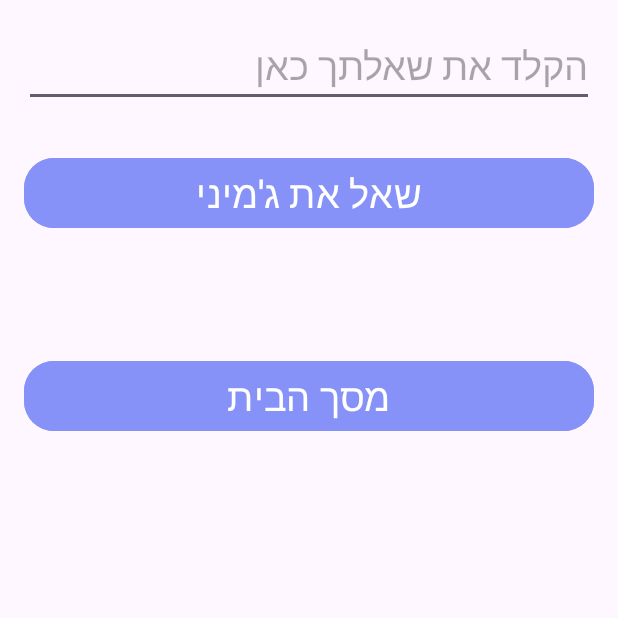
After one commit to Leo20072/ProjectForEx, an Android app: the AiActivity screen opened directly, with no data from a screen before it, on a phone screen of 412 x 824 dp, the top half of it. The commit adds this screen. Run offline under Robolectric (Android 15) with nearby library versions, the phone set to English and light mode, and no system bars.

Commit message:
ver. 6 - 03/11/2025

```diff
--- a/app/build.gradle.kts
+++ b/app/build.gradle.kts
@@ -43,6 +43,7 @@ dependencies {
     implementation(libs.firebase.auth)
     implementation(libs.firebase.database)
     implementation(libs.firebase.storage)
+    implementation(libs.generativeai)
     testImplementation(libs.junit)
     androidTestImplementation(libs.ext.junit)
     androidTestImplementation(libs.espresso.core)
--- a/app/src/main/AndroidManifest.xml
+++ b/app/src/main/AndroidManifest.xml
@@ -11,6 +11,9 @@
         android:roundIcon="@mipmap/ic_launcher_round"
         android:supportsRtl="true"
         android:theme="@style/Theme.Login_and_Signup_new">
+        <activity
+            android:name=".AiActivity"
+            android:exported="false" />
         <activity
             android:name=".CustomDialogEdit"
             android:exported="false" />
--- /dev/null
+++ b/app/src/main/java/com/example/login_and_signup_new/AiActivity.java
@@ -0,0 +1,92 @@
+package com.example.login_and_signup_new;
+
+import android.os.Bundle;
+import android.util.Log;
+import android.view.View;
+import android.widget.Button;
+import android.widget.EditText;
+import android.widget.TextView;
+import android.widget.Toast;
+
+import androidx.activity.EdgeToEdge;
+import androidx.appcompat.app.AppCompatActivity;
+import androidx.core.graphics.Insets;
+import androidx.core.view.ViewCompat;
+import androidx.core.view.WindowInsetsCompat;
+
+import com.example.login_and_signup_new.gemini.GeminiCallback;
+import com.example.login_and_signup_new.gemini.GeminiManager;
+
+public class AiActivity extends AppCompatActivity {
+
+    String TAG = "MainActivity";
+    private EditText etQuestion;
+    private Button btnAsk, btnHome;
+    private TextView tvAnswer;
+    @Override
+    protected void onCreate(Bundle savedInstanceState) {
+        super.onCreate(savedInstanceState);
+        setContentView(R.layout.activity_ai);
+        etQuestion = findViewById(R.id.etQuestion);
+        tvAnswer = findViewById(R.id.tvAnswer);
+        btnAsk = findViewById(R.id.btnAsk);
+        btnAsk.setOnClickListener(new View.OnClickListener() {
+            @Override
+            public void onClick(View v) {
+
+                btnHome = findViewById(R.id.btnHome);
+                btnHome.setOnClickListener(new View.OnClickListener() {
+                    @Override
+                    public void onClick(View view) {
+                        finish();
+                    }
+                });
+
+                String q = etQuestion.getText().toString();
+                if(q.equals(""))
+                    q = "מה הספר הכי נפוץ בישראל";
+
+                String prompt = q + "תשובה עד 50 מילים";
+                //String prompt = "What is the capital of France?";
+                GeminiManager.getInstance().sendMessage(prompt, new GeminiCallback() {
+                    @Override
+                    public void onSuccess(String response) {
+                        runOnUiThread(() ->
+                                {
+                                    tvAnswer.setText(response);
+                                }
+                        );
+                    }
+
+/*                    @Override
+                    public void onError(Throwable e) {
+                        //runOnUiThread(() ->System.out.println("שגיאה: " + e.getMessage()));
+                        runOnUiThread(() ->Log.e(TAG, "שגיאה: " + e.getMessage()));
+                        //Toast.makeText(MainActivity.this, "שגיאה: " + e.getMessage(), Toast.LENGTH_SHORT).show();
+
+
+                    }*/
+
+                    @Override
+                    public void onError(Throwable e) {
+                        Log.e(TAG, "Gemini error", e); // prints full stack trace, not just message
+                        Toast.makeText(AiActivity.this,
+                                "Error: " + e.getClass().getName() + " / " + e.getMessage(),
+                                Toast.LENGTH_LONG).show();
+                    }
+
+
+                    @Override
+                    public void onError(Exception e) {
+                        //runOnUiThread(() -> System.out.println("שגיאה: " + e.getMessage()));
+                        runOnUiThread(() ->Log.e(TAG, "שגיאה: " + e.getMessage()));
+
+                        //Toast.makeText(MainActivity.this, "שגיאה: " + e.getMessage(), Toast.LENGTH_SHORT).show();
+
+                    }
+                });
+            }
+        });
+    }
+
+}
--- a/app/src/main/java/com/example/login_and_signup_new/CustomDialogEdit.java
+++ b/app/src/main/java/com/example/login_and_signup_new/CustomDialogEdit.java
@@ -27,7 +27,7 @@ public class CustomDialogEdit extends Dialog implements View.OnClickListener {
 
         this.btnAdd1CurrentPagesCount = findViewById(R.id.btnAdd1CurrentPagesCount);
         this.btnAdd10CurrentPagesCount = findViewById(R.id.btnAdd10CurrentPagesCount);
-        this.btnsave = findViewById(R.id.btnsave);
+        // this.btnsave = findViewById(R.id.btnsave);
         btnAdd1CurrentPagesCount.setOnClickListener(this);
         btnAdd10CurrentPagesCount.setOnClickListener(this);
         btnsave.setOnClickListener(this);
--- a/app/src/main/java/com/example/login_and_signup_new/ListOfBooks.java
+++ b/app/src/main/java/com/example/login_and_signup_new/ListOfBooks.java
@@ -134,7 +134,7 @@ public class ListOfBooks extends AppCompatActivity {
 
     private void showEditBookDialog(String bookKey, Book bookToEdit) {
         AlertDialog.Builder builder = new AlertDialog.Builder(this);
-        builder.setTitle("עריכת פרטי ספר");
+        //builder.setTitle("עריכת פרטי ספר");
 
         LayoutInflater inflater = getLayoutInflater();
         View dialogView = inflater.inflate(R.layout.custom_dialog_edit, null);
--- /dev/null
+++ b/app/src/main/java/com/example/login_and_signup_new/gemini/GeminiCallback.java
@@ -0,0 +1,8 @@
+package com.example.login_and_signup_new.gemini;
+
+public interface GeminiCallback {
+    public void onSuccess(String result);
+    public void onError(Throwable error);
+
+    void onError(Exception e);
+}
--- /dev/null
+++ b/app/src/main/res/layout/activity_ai.xml
@@ -0,0 +1,44 @@
+<?xml version="1.0" encoding="utf-8"?>
+<LinearLayout xmlns:android="http://schemas.android.com/apk/res/android"
+    android:layout_width="match_parent"
+    android:layout_height="match_parent"
+    xmlns:app="http://schemas.android.com/apk/res-auto"
+    android:orientation="vertical"
+    android:padding="16dp">
+
+    <EditText
+        android:id="@+id/etQuestion"
+        android:layout_width="match_parent"
+        android:layout_height="wrap_content"
+        android:textSize="25sp"
+        android:hint="הקלד את שאלתך כאן" />
+
+    <Button
+        android:id="@+id/btnAsk"
+        android:layout_width="match_parent"
+        android:layout_height="wrap_content"
+        android:textSize="25sp"
+        android:text="שאל את ג'מיני"
+        android:layout_marginTop="30dp"
+        android:backgroundTint="@color/lavender"
+        app:cornerRadius = "20dp"/>
+
+    <TextView
+        android:id="@+id/tvAnswer"
+        android:layout_width="match_parent"
+        android:layout_height="wrap_content"
+        android:layout_marginTop="16dp"
+        android:text=""
+        android:textSize="25sp" />
+
+    <Button
+        android:id="@+id/btnHome"
+        android:layout_width="match_parent"
+        android:layout_height="wrap_content"
+        android:textSize="25sp"
+        android:text="מסך הבית"
+        android:layout_marginTop="30dp"
+        android:backgroundTint="@color/lavender"
+        app:cornerRadius = "20dp"/>
+
+</LinearLayout>
--- a/app/src/main/res/layout/activity_main.xml
+++ b/app/src/main/res/layout/activity_main.xml
@@ -164,6 +164,12 @@
                         android:src="@drawable/aiicon"
                         android:layout_marginTop="15dp"
                         android:layout_centerHorizontal="true"/>
+                    <Button
+                        android:layout_width="match_parent"
+                        android:id="@+id/btnAi"
+                        android:layout_height="match_parent"
+                        android:background="@android:color/transparent"
+                        android:textColor="?attr/colorPrimary" />
                 </RelativeLayout>
             </androidx.cardview.widget.CardView>
             <androidx.cardview.widget.CardView
--- a/gradle/libs.versions.toml
+++ b/gradle/libs.versions.toml
@@ -11,6 +11,7 @@ googleGmsGoogleServices = "4.4.4"
 firebaseAuth = "24.0.1"
 firebaseDatabase = "22.0.1"
 firebaseStorage = "22.0.1"
+generativeai = "0.9.0"
 
 [libraries]
 junit = { group = "junit", name = "junit", version.ref = "junit" }
@@ -23,6 +24,7 @@ constraintlayout = { group = "androidx.constraintlayout", name = "constraintlayo
 firebase-auth = { group = "com.google.firebase", name = "firebase-auth", version.ref = "firebaseAuth" }
 firebase-database = { group = "com.google.firebase", name = "firebase-database", version.ref = "firebaseDatabase" }
 firebase-storage = { group = "com.google.firebase", name = "firebase-storage", version.ref = "firebaseStorage" }
+generativeai = { group = "com.google.ai.client.generativeai", name = "generativeai", version.ref = "generativeai" }
 
 [plugins]
 android-application = { id = "com.android.application", version.ref = "agp" }
```
Also changed, not shown: app/src/main/java/com/example/login_and_signup_new/MainActivity.java (+10 -1 lines), app/src/main/java/com/example/login_and_signup_new/gemini/GeminiManager.java (added, +91 -0 lines), app/src/main/res/layout/custom_dialog_edit.xml (+1 -8 lines).
